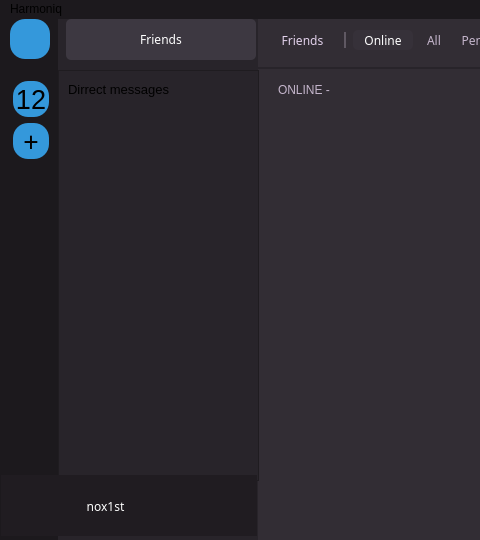
This is mainwindow.ui in noX1st/Plink as Qt 5 draws it before an edit; both pictures show x 0 to 480 and y 0 to 540 of the 960 by 540 pixel window. The edited form follows.
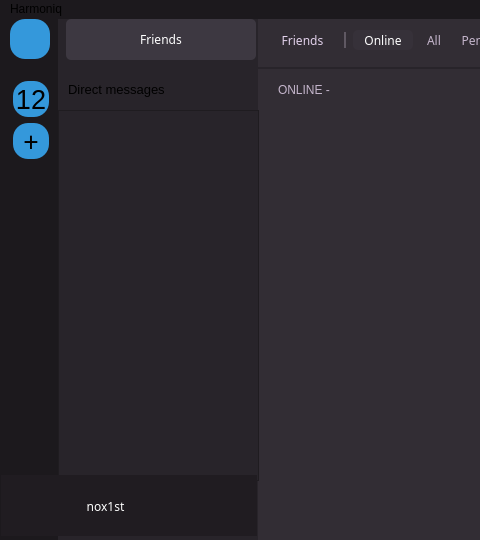
This is the edited form. Icons and pictures are not drawn.

What changed in the file:
```diff
--- a/mainwindow.ui
+++ b/mainwindow.ui
@@ -771,9 +771,9 @@
       <property name="geometry">
        <rect>
         <x>0</x>
-        <y>51</y>
+        <y>91</y>
         <width>201</width>
-        <height>411</height>
+        <height>371</height>
        </rect>
       </property>
      </widget>
@@ -792,7 +792,7 @@
        </font>
       </property>
       <property name="text">
-       <string>Dirrect messages</string>
+       <string>Direct messages</string>
       </property>
      </widget>
     </widget>
```
Left out of the diff: 6 changed lines with no effect on the pictures.
